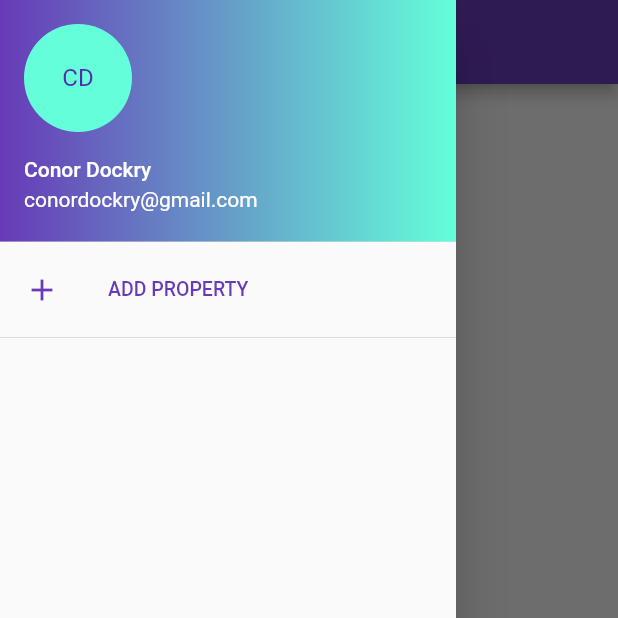
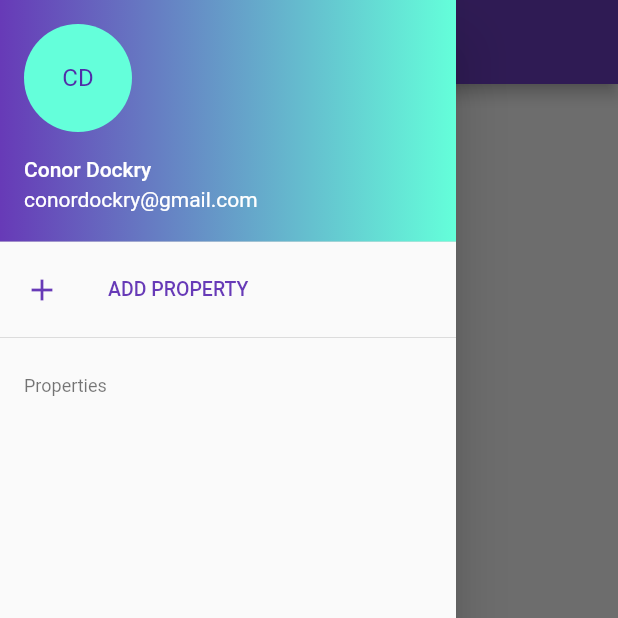
Before and after one commit to cdock1029/wpm-flutter, a Flutter app: the screen it shows after launch, with the side drawer open, on a phone screen of 412 x 824 dp, the top half of it. Run offline on Flutter 3.47's test engine with Material 2 defaults, Android fonts, the phone set to English and light mode, and no system bars; our stand-ins replace cloud_firestore, rxdart; missing offline and left inert: flutter_stream_friends; accounts and stored records are empty; statements that could not run were skipped.

Commit message:
delete properties with long press. temporary, need check dependencies on server

```diff
--- a/lib/wpm_drawer.dart
+++ b/lib/wpm_drawer.dart
@@ -1,3 +1,5 @@
+import 'dart:async';
+
 import 'package:cloud_firestore/cloud_firestore.dart';
 import 'package:flutter/material.dart';
 import 'package:wpm/app_state.dart';
@@ -29,7 +31,14 @@ class WPMDrawerView extends StatelessWidget {
         ) =>
             new Drawer(
               child: new ListView.builder(
-                  itemCount: snap.data.properties.length + 3, // items + header + Add Property + Divider
+                  /*
+                  Header
+                  Add Property
+                  Divider
+                  Label
+                  [items]
+                   */
+                  itemCount: snap.data.properties.length + 4,
                   itemBuilder: (BuildContext ctx, int index) {
                     /* DRAWER HEADER index: 0 */
                     if (index == 0) {
@@ -60,9 +69,12 @@ class WPMDrawerView extends StatelessWidget {
                         title: const Text('ADD PROPERTY'),
                         onTap: () async {
                           // TODO look into popping values back, when that's better.. (creating here vs in added route..)
-                          final Property newProperty = await Navigator.popAndPushNamed(ctx, '/add_property');
+                          final Property newProperty =
+                              await Navigator.pushNamed(ctx, '/add_property');
                           if (newProperty != null) {
-                            print('after pop, property is not null: name=[${newProperty.name}]');
+                            print(
+                                'after pop, property is not null: name=[${newProperty
+                                .name}]');
                             appState.propertyStreamCallback(newProperty);
                             Navigator.pop(ctx);
                           }
@@ -73,7 +85,18 @@ class WPMDrawerView extends StatelessWidget {
                     if (index == 2) {
                       return const Divider();
                     }
-                    final Property property = snap.data.properties[index - 3];
+                    /* LABEL */
+                    if (index == 3) {
+                      return new ListTile(
+                        dense: true,
+                        key: const Key('properties_label'),
+                        title: new Text(
+                          'Properties',
+                          style: Theme.of(ctx).textTheme.caption,
+                        ),
+                      );
+                    }
+                    final Property property = snap.data.properties[index - 4];
                     return new ListTile(
                       key: new Key(property.id),
                       /*leading: new CircleAvatar(
@@ -87,6 +110,40 @@ class WPMDrawerView extends StatelessWidget {
                         appState.propertyStreamCallback(property);
                         Navigator.pop(ctx);
                       },
+                      onLongPress: () async {
+                        final bool shouldDelete = await showDialog<bool>(
+                          context: context,
+                          barrierDismissible: false,
+                          child: new AlertDialog(
+                            title: const Text('Delete Property'),
+                            content: new Text(
+                                'Are you sure you want to delete property: "${property
+                                .name}"'),
+                            actions: <Widget>[
+                              new FlatButton(
+                                child: const Text('DELETE'),
+                                onPressed: () =>
+                                    Navigator.of(context).pop(true),
+                                textColor: Colors.white,
+                                color: Theme.of(ctx).errorColor,
+                              ),
+                              new FlatButton(
+                                child: const Text('CANCEL'),
+                                onPressed: () =>
+                                    Navigator.of(ctx).pop(false),
+                                textColor: Colors.black45,
+                              ),
+                            ],
+                          ),
+                        );
+                        //print('Alert Dialog result shouldDelete=[$shouldDelete]');
+                        if (shouldDelete) {
+                          // TODO use cloud functions to throw error if property has any sub-data..
+                          // or refactor to check this on client..
+                          // too many steps.. prob easier on server..
+                          await Firestore.instance.document('/properties/${property.id}').delete();
+                        }
+                      },
                     );
                   }),
             ),
```
